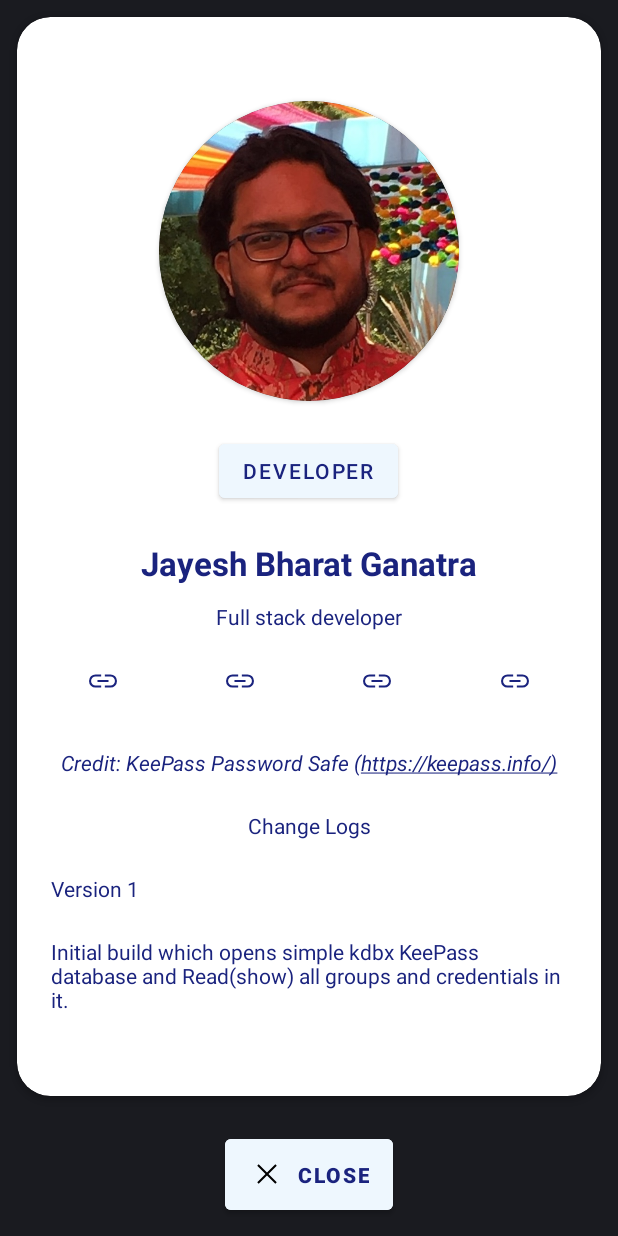
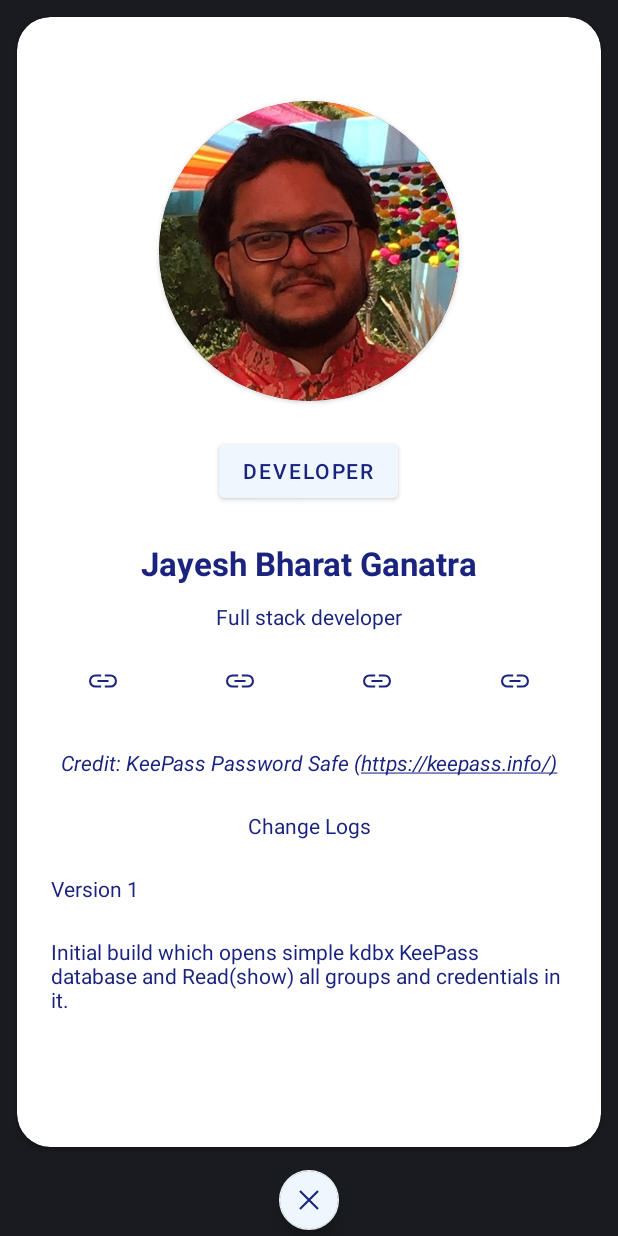
Before and after one commit to jayeshsyif/j_keepass, an Android app: the screen it shows after launch (LoadActivity), after a tap on an icon or button, on a phone screen of 412 x 824 dp. Run offline under Robolectric (Android 15) with nearby library versions, the phone set to English and light mode, and no system bars; our stand-ins replace navigation-ui; libraries missing offline, so code that uses them is left out: org.linguafranca.pwdb; Roboto replaces fonts that are not available here; 1 statement that could not run was skipped; 1 other tap on this screen came first.

Commit message:
converted login/start page into scrollview

```diff
--- a/app/src/main/java/org/j_keepass/LoadActivity.java
+++ b/app/src/main/java/org/j_keepass/LoadActivity.java
@@ -20,6 +20,7 @@ import androidx.core.content.ContextCompat;
 import androidx.navigation.ui.AppBarConfiguration;
 
 import com.google.android.material.button.MaterialButton;
+import com.google.android.material.floatingactionbutton.FloatingActionButton;
 import com.google.android.material.snackbar.Snackbar;
 import com.google.android.material.textfield.TextInputEditText;
 
@@ -147,7 +148,7 @@ public class LoadActivity extends AppCompatActivity {
             public void onClick(View v) {
                 final Dialog dialog = new Dialog(LoadActivity.this, android.R.style.Theme_DeviceDefault_NoActionBar_Fullscreen);
                 dialog.setContentView(R.layout.info_layout);
-                MaterialButton closeInfoBtn = dialog.findViewById(R.id.closeInfoBtn);
+                FloatingActionButton closeInfoBtn = dialog.findViewById(R.id.floatCloseInfoBtn);
                 closeInfoBtn.setOnClickListener(new View.OnClickListener() {
                     @Override
                     public void onClick(View v) {
--- a/app/src/main/res/layout/activity_load.xml
+++ b/app/src/main/res/layout/activity_load.xml
@@ -19,13 +19,13 @@
             android:layout_height="match_parent"
             android:layout_margin="@dimen/kp_margin"
             android:orientation="vertical"
-            android:weightSum="6">
+            android:weightSum="100">
 
             <TextView
                 android:layout_width="match_parent"
                 android:layout_height="match_parent"
                 android:layout_margin="@dimen/kp_margin"
-                android:layout_weight="1"
+                android:layout_weight="40"
                 android:gravity="center"
                 android:text="@string/app_name"
                 android:textAlignment="center"
@@ -33,6 +33,17 @@
                 android:textColor="@color/kp_dark_blue"
                 android:textStyle="bold"></TextView>
 
+            <ScrollView
+                android:layout_width="match_parent"
+                android:layout_height="match_parent"
+                android:layout_weight="20">
+
+                <LinearLayout
+                    android:layout_width="match_parent"
+                    android:layout_height="match_parent"
+                    android:layout_margin="@dimen/kp_margin"
+                    android:layout_weight="1"
+                    android:orientation="vertical">
 
                     <LinearLayout
                         android:layout_width="match_parent"
@@ -139,29 +150,26 @@
                             android:textStyle="bold"
                             app:tint="@color/kp_dark_blue"></ImageButton>
                     </LinearLayout>
+                </LinearLayout>
+            </ScrollView>
+
+            <LinearLayout
+                android:layout_width="match_parent"
+                android:layout_height="match_parent"
+                android:layout_margin="@dimen/kp_margin"
+                android:layout_weight="40"
+                android:orientation="vertical"
+                android:weightSum="2">
 
                 <View
                     android:layout_width="match_parent"
                     android:layout_height="match_parent"
                     android:layout_weight="1"></View>
 
-            <LinearLayout
-                android:layout_width="match_parent"
-                android:layout_height="match_parent"
-                android:layout_margin="@dimen/kp_margin"
-                android:layout_weight="1"
-                android:orientation="vertical"
-                android:weightSum="100">
-
-                <View
-                    android:layout_width="match_parent"
-                    android:layout_height="match_parent"
-                    android:layout_weight="50"></View>
-
                 <TextView
                     android:layout_width="match_parent"
                     android:layout_height="match_parent"
-                    android:layout_weight="50"
+                    android:layout_weight="1"
                     android:autoLink="web"
                     android:gravity="bottom|left"
                     android:text="@string/credit"
@@ -171,7 +179,6 @@
                     android:textColorLink="@color/kp_dark_blue"
                     android:textStyle="italic"></TextView>
             </LinearLayout>
-
         </LinearLayout>
         <com.google.android.material.floatingactionbutton.FloatingActionButton
             android:id="@+id/floatInfo"
--- a/app/src/main/res/layout/info_layout.xml
+++ b/app/src/main/res/layout/info_layout.xml
@@ -3,14 +3,14 @@
     xmlns:app="http://schemas.android.com/apk/res-auto"
     android:layout_width="match_parent"
     android:layout_height="match_parent"
-    android:layout_weight="100"
+    android:layout_weight="1"
     android:orientation="vertical">
 
     <androidx.cardview.widget.CardView
         android:layout_width="match_parent"
         android:layout_height="match_parent"
         android:layout_margin="@dimen/kp_card_view_margin"
-        android:layout_weight="10"
+        android:layout_weight="1"
         android:backgroundTint="@color/kp_white"
         app:cardCornerRadius="@dimen/kp_card_view_radius">
 
@@ -193,19 +193,14 @@
         </ScrollView>
     </androidx.cardview.widget.CardView>
 
-    <com.google.android.material.button.MaterialButton
-        android:id="@+id/closeInfoBtn"
+    <com.google.android.material.floatingactionbutton.FloatingActionButton
+        android:id="@+id/floatCloseInfoBtn"
         android:layout_width="wrap_content"
-        android:layout_height="match_parent"
+        android:layout_height="wrap_content"
         android:layout_gravity="center"
-        android:layout_margin="@dimen/kp_button_margin"
-        android:layout_weight="90"
+        app:fabSize="mini"
+        android:layout_marginEnd="0pt"
         android:backgroundTint="@color/kp_light_blue"
-        android:drawableLeft="@drawable/ic_close_fill0_wght300_grad_25_opsz24"
-        android:text="@string/close"
-        android:textAllCaps="true"
-        android:textColor="@color/kp_dark_blue"
-        android:textStyle="bold">
-
-    </com.google.android.material.button.MaterialButton>
+        app:tint="@color/kp_dark_blue"
+        app:srcCompat="@drawable/ic_close_fill0_wght300_grad_25_opsz24" />
 </LinearLayout>
```
Lines whose indentation alone changed are shown as unchanged.
